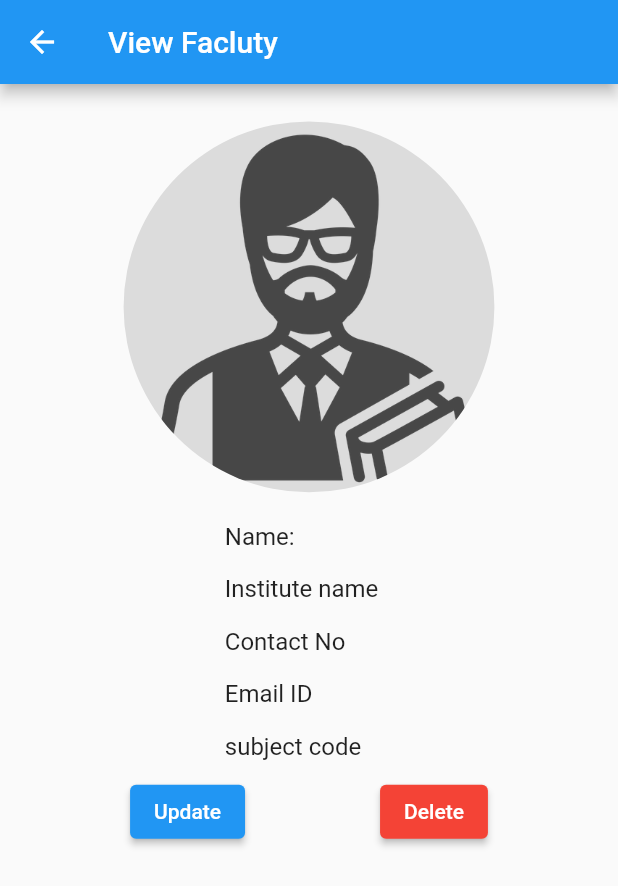
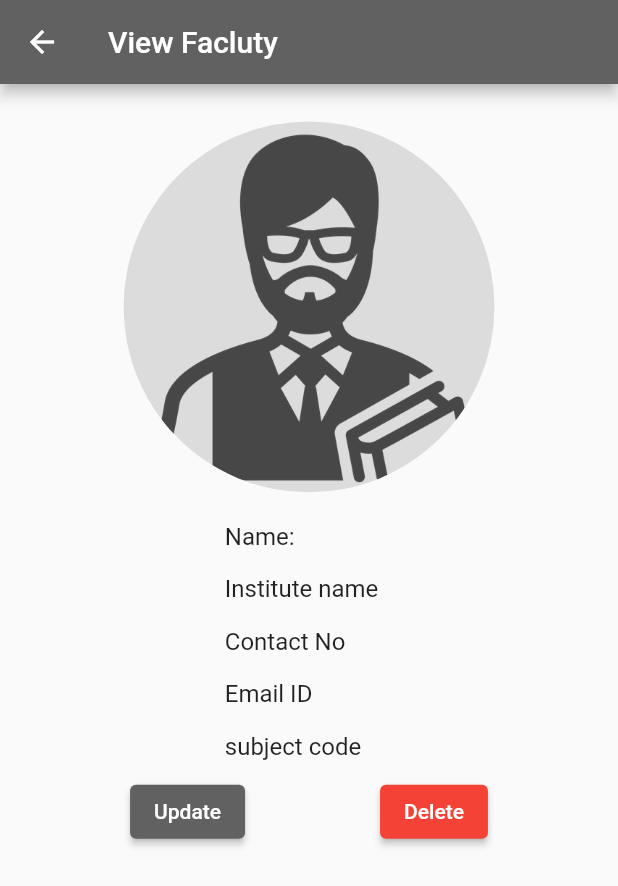
Before and after one commit to AnasKakuwala/ProctorRule, a Flutter app: the ViewFaculty screen opened directly with empty values, on a phone screen of 412 x 824 dp. Shown: the top 886 px of the screen. Run offline on Flutter 3.47's test engine with Material 2 defaults, Android fonts, the phone set to English and light mode, and no system bars; our stand-ins replace cloud_firestore, file_picker, firebase_auth, firebase_core, firebase_storage, fluttertoast; accounts and stored records are empty.

Commit message:
1:32 AM view Faculty Color

```diff
--- a/lib/screens/view_faculty.dart
+++ b/lib/screens/view_faculty.dart
@@ -25,6 +25,7 @@ class _ViewFacultyState extends State<ViewFaculty> {
   final deviceHeight = MediaQuery.of(context).size.height;
     return Scaffold(
       appBar: AppBar(
+        backgroundColor: Colors.grey[700],
         title: const Text('View Facluty'),
       ),
       body: SafeArea(
@@ -90,7 +91,7 @@ class _ViewFacultyState extends State<ViewFaculty> {
                           Row(
                             mainAxisAlignment: MainAxisAlignment.center,
                             children: [
-                              ElevatedButton(onPressed: () => {}, child: Text('Update'),),
+                              ElevatedButton(onPressed: () => {}, child: Text('Update'),style: ElevatedButton.styleFrom(backgroundColor: Colors.grey[700]),),
                               const SizedBox(width: 90,),
                               ElevatedButton(onPressed: () => {}, child: Text('Delete'),style: ButtonStyle(backgroundColor: MaterialStateProperty.all<Color>(Colors.red))),
                             ],
```
